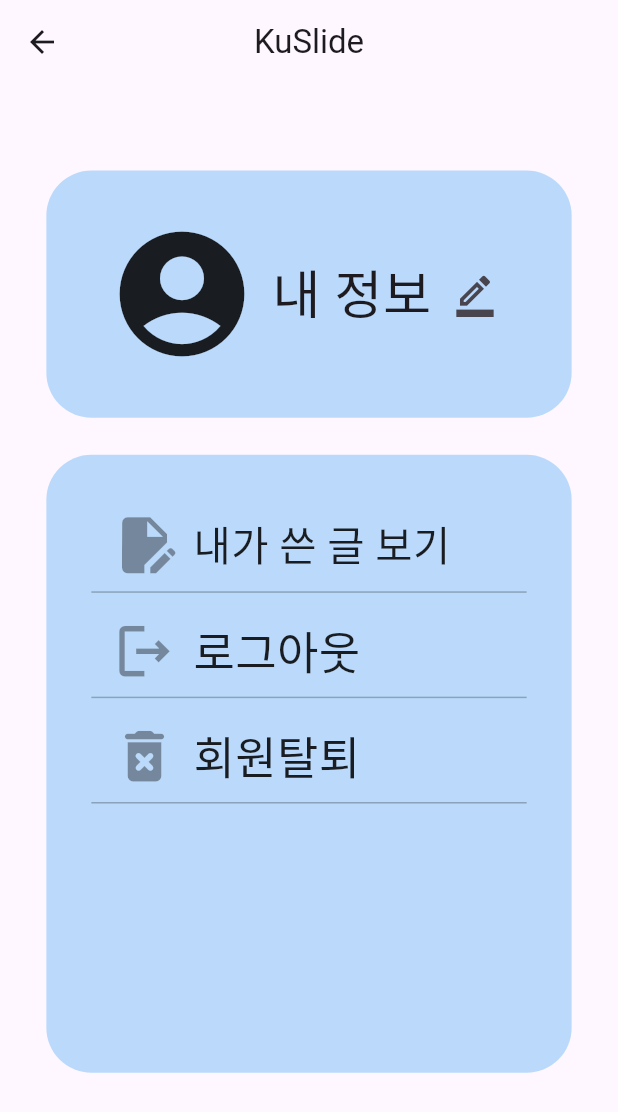
After one commit to team-kuslide/team-flutter, a Flutter app: the MyScreen screen opened directly, on a phone screen of 412 x 824 dp. The commit adds this screen. Shown: the top 1112 px of the screen. Run offline on Flutter 3.47's test engine with Material 3 defaults, Android fonts, the phone set to English and light mode, and no system bars; our stand-ins replace dio, shared_preferences; accounts and stored records are empty; network calls fail.

Commit message:
feat: 마이페이지

```diff
--- /dev/null
+++ b/lib/my_info/content_button.dart
@@ -0,0 +1,75 @@
+import 'package:flutter/material.dart';
+
+class ContentButton extends StatelessWidget {
+  const ContentButton(
+      {super.key,
+      required this.contentIcon,
+      required this.content,
+      required this.contentSize,
+      required this.detailWidget});
+
+  final IconData contentIcon;
+  final String content;
+  final double contentSize;
+  final Widget detailWidget;
+
+  @override
+  Widget build(BuildContext context) {
+    return GestureDetector(
+      onTap: () {
+        Navigator.push(
+          context,
+          PageRouteBuilder(
+            transitionsBuilder:
+                (context, animation, secondaryAnimation, child) {
+              var begin = const Offset(1.0, 0.0);
+              var end = Offset.zero;
+              var curve = Curves.ease;
+              var tween =
+                  Tween(begin: begin, end: end).chain(CurveTween(curve: curve));
+              return SlideTransition(
+                position: animation.drive(tween),
+                child: child,
+              );
+            },
+            pageBuilder: (context, anmation, secondaryAnimation) =>
+                detailWidget,
+          ),
+        );
+      },
+      child: Container(
+        decoration: const BoxDecoration(
+          border: Border(
+            bottom: BorderSide(color: Colors.black26),
+          ),
+        ),
+        child: Padding(
+          padding: const EdgeInsets.all(8),
+          child: Row(
+            mainAxisAlignment: MainAxisAlignment.start,
+            children: [
+              const SizedBox(
+                width: 5,
+              ),
+              Icon(
+                contentIcon,
+                color: Colors.black38,
+                size: 45,
+              ),
+              const SizedBox(
+                width: 10,
+              ),
+              Text(
+                content,
+                style: TextStyle(
+                  color: Colors.black87,
+                  fontSize: contentSize,
+                ),
+              ),
+            ],
+          ),
+        ),
+      ),
+    );
+  }
+}
--- /dev/null
+++ b/lib/my_info/my_screen.dart
@@ -0,0 +1,116 @@
+import 'package:flutter/material.dart';
+import 'package:flutter/widgets.dart';
+import 'package:kuslide/my_info/content_button.dart';
+import 'package:kuslide/my_info/detail_my_screen/my_writing.dart';
+
+class MyScreen extends StatefulWidget {
+  const MyScreen({super.key});
+
+  @override
+  State<MyScreen> createState() => _MyScreenState();
+}
+
+class _MyScreenState extends State<MyScreen> {
+  @override
+  @override
+  Widget build(BuildContext context) {
+    final screenHeight = MediaQuery.of(context).size.height;
+    final screenWidth = MediaQuery.of(context).size.width;
+
+    return Scaffold(
+      appBar: AppBar(
+        title: const Text("KuSlide"),
+        centerTitle: true,
+      ),
+      body: SafeArea(
+        child: Padding(
+          padding: EdgeInsets.only(
+              left: screenWidth * 0.041, right: screenWidth * 0.041),
+          child: Center(
+            child: Column(
+              children: [
+                SizedBox(height: screenHeight * 0.07),
+                Container(
+                  width: screenWidth * 0.85,
+                  height: screenHeight * 0.2,
+                  decoration: BoxDecoration(
+                    color: Colors.blue.withOpacity(0.3),
+                    borderRadius: BorderRadius.circular(30),
+                  ),
+                  child: Row(
+                    mainAxisAlignment: MainAxisAlignment.center,
+                    children: [
+                      const Icon(
+                        Icons.account_circle_rounded,
+                        size: 100,
+                      ),
+                      const SizedBox(
+                        width: 10,
+                      ),
+                      const Text(
+                        "내 정보",
+                        style: TextStyle(
+                          fontSize: 35,
+                        ),
+                      ),
+                      const SizedBox(
+                        width: 5,
+                      ),
+                      IconButton(
+                        onPressed: () {},
+                        icon: const Icon(
+                          Icons.border_color_outlined,
+                          size: 30,
+                        ),
+                      ),
+                    ],
+                  ),
+                ),
+                SizedBox(
+                  height: screenHeight * 0.03,
+                ),
+                Container(
+                  width: screenWidth * 0.85,
+                  height: screenHeight * 0.5,
+                  decoration: BoxDecoration(
+                    color: Colors.blue.withOpacity(0.3),
+                    borderRadius: BorderRadius.circular(30),
+                  ),
+                  child: Padding(
+                    padding: const EdgeInsets.symmetric(
+                        vertical: 30, horizontal: 30),
+                    child: Column(
+                      children: [
+                        const ContentButton(
+                          //content_button.dart에 상세정보 있음
+                          contentIcon: Icons.edit_document,
+                          content: "내가 쓴 글 보기",
+                          contentSize: 27,
+                          detailWidget: MyPageDataWidget(),
+                        ),
+                        SizedBox(height: screenHeight * 0.01),
+                        const ContentButton(
+                          contentIcon: Icons.logout_outlined,
+                          content: "로그아웃",
+                          contentSize: 30,
+                          detailWidget: MyPageDataWidget(), // 로그아웃 위젯으로 바꿔야함
+                        ),
+                        SizedBox(height: screenHeight * 0.01),
+                        const ContentButton(
+                          contentIcon: Icons.delete_forever_rounded,
+                          content: "회원탈퇴",
+                          contentSize: 30,
+                          detailWidget: MyPageDataWidget(), // 회원탈퇴 위젯으로 바꿔야함
+                        ),
+                      ],
+                    ),
+                  ),
+                ),
+              ],
+            ),
+          ),
+        ),
+      ),
+    );
+  }
+}
```
Also changed, not shown: lib/Page/4_message_page/message.dart (+19 -17 lines), lib/my_info/api_model.dart (added, +35 -0 lines), lib/my_info/detail_my_screen/logout.dart (added, +32 -0 lines), lib/my_info/detail_my_screen/my_api_service.dart (added, +35 -0 lines), lib/my_info/detail_my_screen/my_writing.dart (added, +118 -0 lines).
